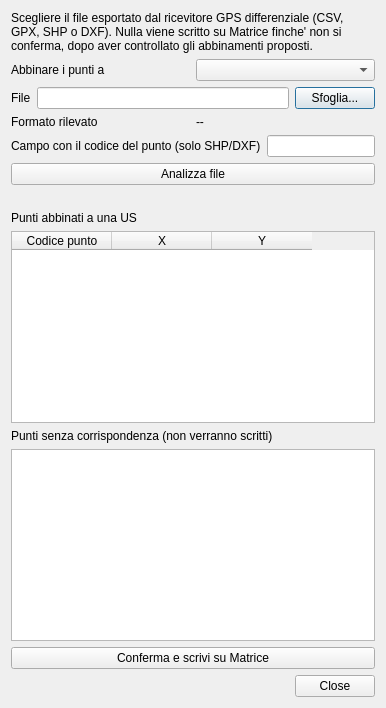
Before: the Qt Designer form matrice_qgis_plugin/ui/gps_import_dialog.ui in tsaccone85-spec/Matrice, drawn with Qt 5.
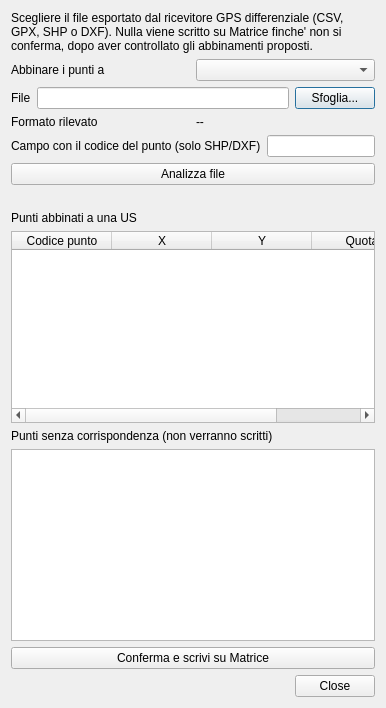
After: the same form once the commit is applied.

Commit message: Barra Configura/Accedi/Info pre-login; import GPS legge la quota

Patch:
```diff
--- a/matrice_qgis_plugin/ui/gps_import_dialog.ui
+++ b/matrice_qgis_plugin/ui/gps_import_dialog.ui
@@ -111,7 +111,7 @@
    <item>
     <widget class="QTableWidget" name="matchesTable">
      <property name="columnCount">
-      <number>3</number>
+      <number>4</number>
      </property>
      <property name="editTriggers">
       <set>QAbstractItemView::NoEditTriggers</set>
@@ -131,6 +131,11 @@
        <string>Y</string>
       </property>
      </column>
+     <column>
+      <property name="text">
+       <string>Quota</string>
+      </property>
+     </column>
     </widget>
    </item>
    <item>
```
The commit also changes 3 other files.
